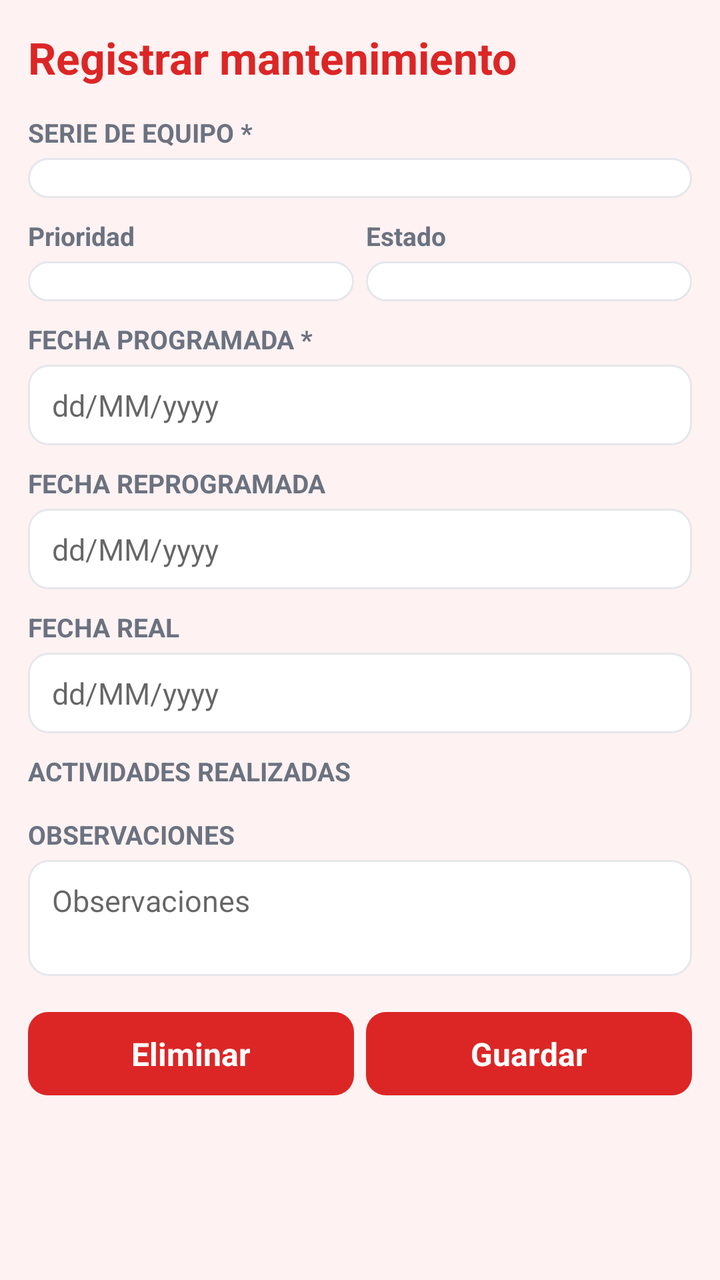
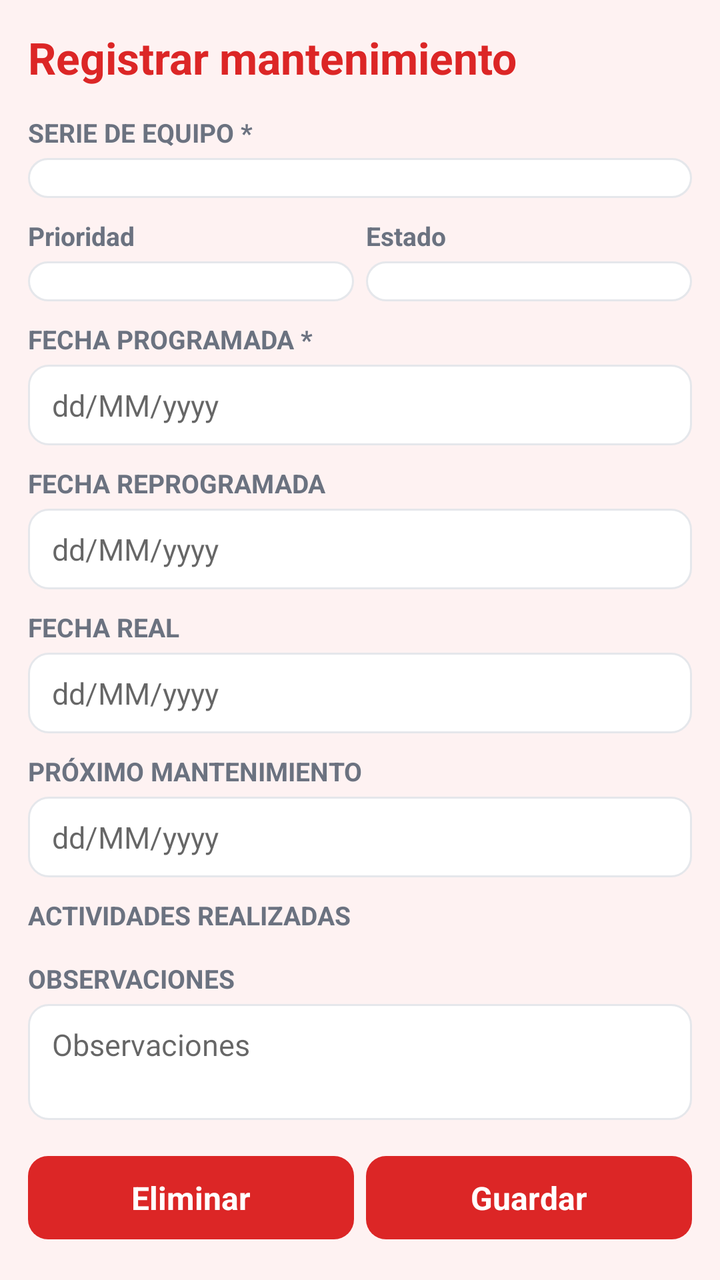

Screens rendered from an Android XML layout before and after an edit, with the pre-edit source and the edit as a unified diff.
<!-- AndroidManifest.xml: application theme AppTheme -->
<!-- res/layout/activity_mantenimiento_form.xml -->
<?xml version="1.0" encoding="utf-8"?>
<LinearLayout xmlns:android="http://schemas.android.com/apk/res/android"
    android:layout_width="match_parent"
    android:layout_height="match_parent"
    android:orientation="vertical"
    android:fitsSystemWindows="true"
    android:background="@color/bg">

    <TextView
        android:id="@+id/formMantTitle"
        android:layout_width="wrap_content"
        android:layout_height="wrap_content"
        android:layout_margin="14dp"
        style="@style/Title"
        android:text="Registrar mantenimiento" />

    <ScrollView
        android:layout_width="match_parent"
        android:layout_height="0dp"
        android:layout_weight="1">

        <LinearLayout
            android:layout_width="match_parent"
            android:layout_height="wrap_content"
            android:orientation="vertical"
            android:paddingLeft="14dp"
            android:paddingRight="14dp"
            android:paddingBottom="14dp">

            <TextView
                android:layout_width="wrap_content"
                android:layout_height="wrap_content"
                style="@style/Label"
                android:text="SERIE DE EQUIPO *" />

            <Spinner
                android:id="@+id/mtEquipo"
                style="@style/Input"
                android:layout_marginTop="4dp" />

            <LinearLayout
                android:layout_width="match_parent"
                android:layout_height="wrap_content"
                android:layout_marginTop="10dp"
                android:orientation="horizontal">

                <LinearLayout
                    android:layout_width="0dp"
                    android:layout_height="wrap_content"
                    android:layout_weight="1"
                    android:layout_marginRight="6dp"
                    android:orientation="vertical">

                    <TextView
                        android:layout_width="wrap_content"
                        android:layout_height="wrap_content"
                        style="@style/Label"
                        android:text="Prioridad" />

                    <Spinner
                        android:id="@+id/mtPrioridad"
                        style="@style/Input"
                        android:layout_marginTop="4dp" />
                </LinearLayout>

                <LinearLayout
                    android:layout_width="0dp"
                    android:layout_height="wrap_content"
                    android:layout_weight="1"
                    android:orientation="vertical">

                    <TextView
                        android:layout_width="wrap_content"
                        android:layout_height="wrap_content"
                        style="@style/Label"
                        android:text="Estado" />

                    <Spinner
                        android:id="@+id/mtEstado"
                        style="@style/Input"
                        android:layout_marginTop="4dp" />
                </LinearLayout>
            </LinearLayout>

            <TextView
                android:layout_width="wrap_content"
                android:layout_height="wrap_content"
                android:layout_marginTop="10dp"
                style="@style/Label"
                android:text="FECHA PROGRAMADA *" />

            <EditText
                android:id="@+id/mtProgramada"
                style="@style/Input"
                android:layout_marginTop="4dp"
                android:hint="dd/MM/yyyy"
                android:focusable="false"
                android:clickable="true"
                android:cursorVisible="false"
                android:singleLine="true" />

            <TextView
                android:layout_width="wrap_content"
                android:layout_height="wrap_content"
                android:layout_marginTop="10dp"
                style="@style/Label"
                android:text="FECHA REPROGRAMADA" />

            <EditText
                android:id="@+id/mtReprogramada"
                style="@style/Input"
                android:layout_marginTop="4dp"
                android:hint="dd/MM/yyyy"
                android:focusable="false"
                android:clickable="true"
                android:cursorVisible="false"
                android:singleLine="true" />

            <TextView
                android:layout_width="wrap_content"
                android:layout_height="wrap_content"
                android:layout_marginTop="10dp"
                style="@style/Label"
                android:text="FECHA REAL" />

            <EditText
                android:id="@+id/mtReal"
                style="@style/Input"
                android:layout_marginTop="4dp"
                android:hint="dd/MM/yyyy"
                android:focusable="false"
                android:clickable="true"
                android:cursorVisible="false"
                android:singleLine="true" />

            <TextView
                android:layout_width="wrap_content"
                android:layout_height="wrap_content"
                android:layout_marginTop="10dp"
                style="@style/Label"
                android:text="ACTIVIDADES REALIZADAS" />

            <LinearLayout
                android:id="@+id/mtActividades"
                android:layout_width="match_parent"
                android:layout_height="wrap_content"
                android:layout_marginTop="4dp"
                android:orientation="vertical" />

            <TextView
                android:layout_width="wrap_content"
                android:layout_height="wrap_content"
                android:layout_marginTop="10dp"
                style="@style/Label"
                android:text="OBSERVACIONES" />

            <EditText
                android:id="@+id/mtObs"
                style="@style/Input"
                android:layout_marginTop="4dp"
                android:gravity="top"
                android:minLines="2"
                android:inputType="textMultiLine"
                android:hint="Observaciones" />

            <LinearLayout
                android:layout_width="match_parent"
                android:layout_height="wrap_content"
                android:layout_marginTop="18dp"
                android:orientation="horizontal">

                <Button
                    android:id="@+id/btnEliminarMant"
                    style="@style/BtnDanger"
                    android:layout_width="0dp"
                    android:layout_height="wrap_content"
                    android:layout_weight="1"
                    android:layout_marginRight="6dp"
                    android:text="Eliminar" />

                <Button
                    android:id="@+id/btnGuardarMant"
                    style="@style/BtnPrimary"
                    android:layout_width="0dp"
                    android:layout_height="wrap_content"
                    android:layout_weight="1"
                    android:text="Guardar" />
            </LinearLayout>
        </LinearLayout>
    </ScrollView>
</LinearLayout>
<!-- resources referenced by this layout -->
<resources>
  <color name="bg">#FEF2F2</color>
  <style name="BtnDanger" parent="android:Widget.Button">
          <item name="android:background">@drawable/bg_button_danger</item>
          <item name="android:textColor">#FFFFFF</item>
          <item name="android:textSize">16sp</item>
          <item name="android:textStyle">bold</item>
          <item name="android:textAllCaps">false</item>
          <item name="android:paddingLeft">18dp</item>
          <item name="android:paddingRight">18dp</item>
          <item name="android:paddingTop">10dp</item>
          <item name="android:paddingBottom">10dp</item>
      </style>
  <style name="Input">
          <item name="android:background">@drawable/bg_input</item>
          <item name="android:paddingLeft">12dp</item>
          <item name="android:paddingRight">12dp</item>
          <item name="android:paddingTop">10dp</item>
          <item name="android:paddingBottom">10dp</item>
          <item name="android:textSize">15sp</item>
          <item name="android:textColor">@color/text_primary</item>
          <item name="android:layout_width">match_parent</item>
          <item name="android:layout_height">wrap_content</item>
      </style>
  <style name="Label">
          <item name="android:textSize">13sp</item>
          <item name="android:textStyle">bold</item>
          <item name="android:textColor">@color/text_secondary</item>
      </style>
  <style name="Title">
          <item name="android:textSize">22sp</item>
          <item name="android:textStyle">bold</item>
          <item name="android:textColor">@color/primary</item>
      </style>
  <style name="AppTheme" parent="android:Theme.Material.Light.NoActionBar">
          <item name="android:statusBarColor">@color/primary</item>
          <item name="android:navigationBarColor">@color/primary</item>
          <item name="android:windowBackground">@color/bg</item>
          <item name="android:colorAccent">@color/primary</item>
          <item name="android:forceDarkAllowed">false</item>
          <item name="android:windowOptOutEdgeToEdgeEnforcement">true</item>
          <item name="android:windowLayoutInDisplayCutoutMode">shortEdges</item>
      </style>
  <!-- drawable bg_button_danger (drawable) -->
  <?xml version="1.0" encoding="utf-8"?>
  <selector xmlns:android="http://schemas.android.com/apk/res/android">
      <item android:state_pressed="true">
          <shape android:shape="rectangle">
              <solid android:color="#B91C1C" />
              <corners android:radius="10dp" />
          </shape>
      </item>
      <item>
          <shape android:shape="rectangle">
              <solid android:color="@color/danger" />
              <corners android:radius="10dp" />
          </shape>
      </item>
  </selector>
  <!-- drawable bg_button_primary (drawable) -->
  <?xml version="1.0" encoding="utf-8"?>
  <selector xmlns:android="http://schemas.android.com/apk/res/android">
      <item android:state_pressed="true">
          <shape android:shape="rectangle">
              <solid android:color="@color/primary_dark" />
              <corners android:radius="10dp" />
          </shape>
      </item>
      <item>
          <shape android:shape="rectangle">
              <solid android:color="@color/primary" />
              <corners android:radius="10dp" />
          </shape>
      </item>
  </selector>
  <color name="text_primary">#4A1D1D</color>
  <color name="text_secondary">#6B7280</color>
  <color name="primary">#DC2626</color>
  <color name="danger">#DC2626</color>
  <color name="primary_dark">#B91C1C</color>
  <color name="card">#FFFFFF</color>
  <color name="border">#E5E7EB</color>
</resources>

<!-- the commit's change to res/layout/activity_mantenimiento_form.xml (unified diff, before → after) -->
@@ -138,6 +138,23 @@
                 android:layout_height="wrap_content"
                 android:layout_marginTop="10dp"
                 style="@style/Label"
+                android:text="PRÓXIMO MANTENIMIENTO" />
+
+            <EditText
+                android:id="@+id/mtProxima"
+                style="@style/Input"
+                android:layout_marginTop="4dp"
+                android:hint="dd/MM/yyyy"
+                android:focusable="false"
+                android:clickable="true"
+                android:cursorVisible="false"
+                android:singleLine="true" />
+
+            <TextView
+                android:layout_width="wrap_content"
+                android:layout_height="wrap_content"
+                android:layout_marginTop="10dp"
+                style="@style/Label"
                 android:text="ACTIVIDADES REALIZADAS" />
 
             <LinearLayout
